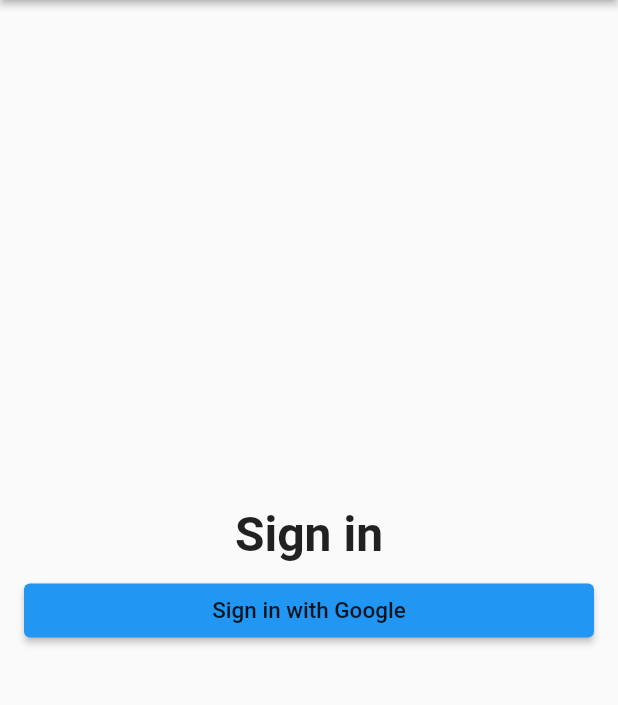
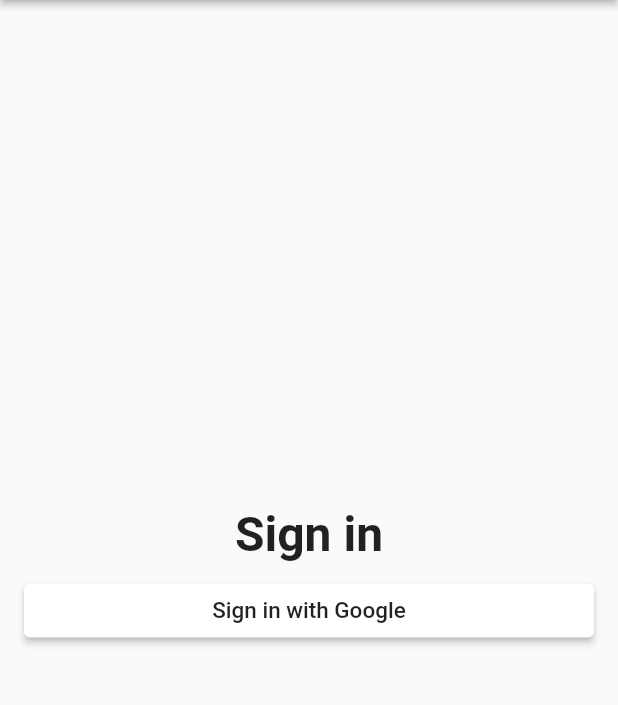
Before and after one commit to sunimalherath/time_tracker_flutter_course, a Flutter app: the screen it shows after launch, after a tap on "Sign in with Google", on a phone screen of 412 x 824 dp, the part 84-789 px from its top. Run offline on Flutter 3.47's test engine with Material 2 defaults, Android fonts, the phone set to English and light mode, and no system bars.

Commit message:
adding button background color

```diff
--- a/lib/app/common_widgets/custom_raised_button.dart
+++ b/lib/app/common_widgets/custom_raised_button.dart
@@ -1,15 +1,19 @@
 import 'package:flutter/material.dart';
 
 class CustomRaisedButton extends StatelessWidget {
-  const CustomRaisedButton({super.key, required this.child, required this.onPressed});
+  const CustomRaisedButton({super.key, required this.child, required this.onPressed, required this.color});
 
   final Widget child;
   final VoidCallback? onPressed;
+  final Color color;
   @override
   Widget build(BuildContext context) {
     return ElevatedButton(
       onPressed: onPressed,
       child: child,
+      style: ElevatedButton.styleFrom(
+        backgroundColor: color
+      ),
     );
   }
 }
--- a/lib/app/sign_in/sign_in_button.dart
+++ b/lib/app/sign_in/sign_in_button.dart
@@ -6,11 +6,13 @@ class SignInButton extends CustomRaisedButton {
     required String text,
     required Color textColor,
     required VoidCallback onPressed,
+    required Color color,
     }) : super(
     child: Text(
       text,
       style: TextStyle(color: textColor, fontSize: 15.0),
     ),
-    onPressed: onPressed
+    onPressed: onPressed,
+      color: color
   );
 }
--- a/lib/app/sign_in/sign_in_page.dart
+++ b/lib/app/sign_in/sign_in_page.dart
@@ -35,6 +35,7 @@ class SignInPage extends StatelessWidget {
             text: 'Sign in with Google',
             textColor: Colors.black87,
             onPressed: (){},
+            color: Colors.white,
           ),
         ],
       ),
```
